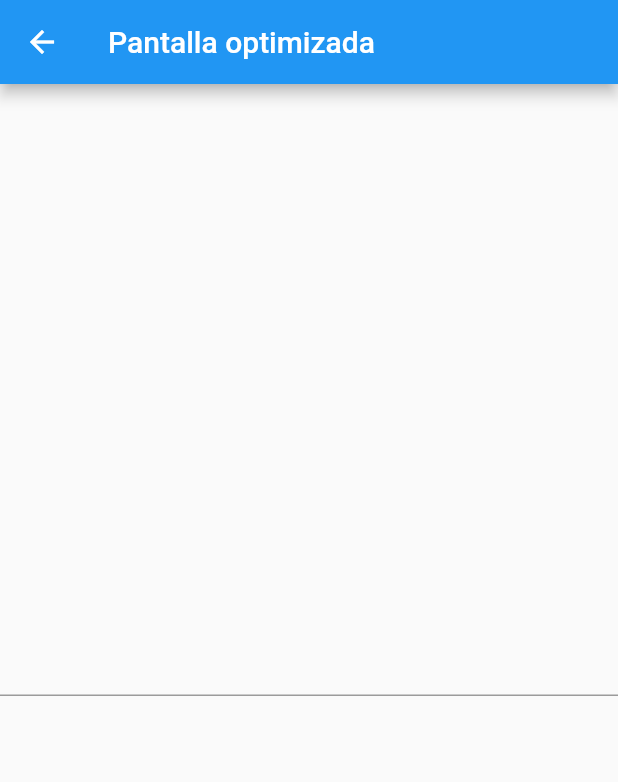
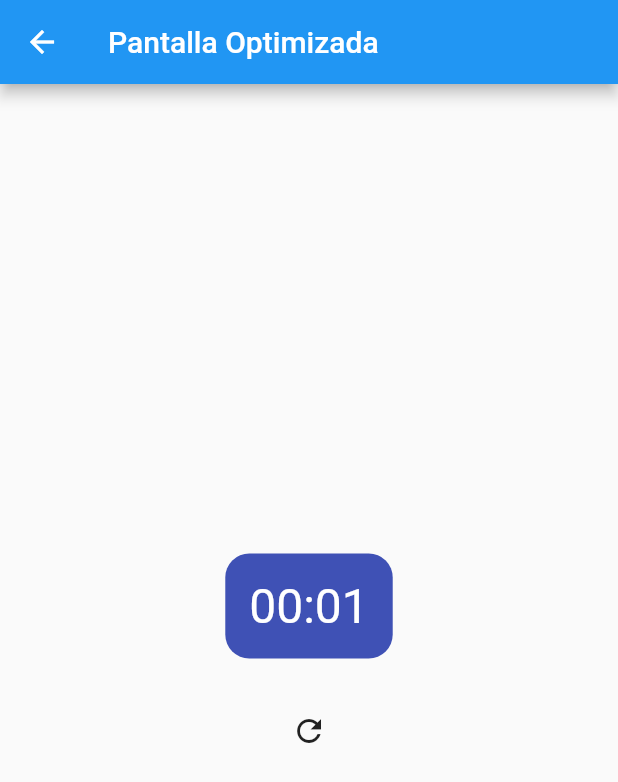
Before and after one commit to Luis-MX/curso-flutter-2020, a Flutter app: the PantallaCronometro screen opened directly, after a tap on "Patalla optimizada", on a phone screen of 412 x 824 dp. Shown: the top 782 px of the screen. Run offline on Flutter 3.47's test engine with Material 2 defaults, Android fonts, the phone set to English and light mode, and no system bars.

Commit message:
Pantalla con widget stateful optimizado

```diff
--- a/lib/cronometro.dart
+++ b/lib/cronometro.dart
@@ -60,17 +60,92 @@ class _PantallaCronometroState extends State<PantallaCronometro> {
         child: Text('Patalla optimizada', style: TextStyle(color: Colors.white, fontSize: 24),),
         onPressed: () {
           Navigator.of(context).push(MaterialPageRoute(
-            builder: (_) => Scaffold(
-              appBar: AppBar(
-                title: Text('Pantalla optimizada'),
-              ),
-              body: Center(
-                child: TextField(),
-              ),
-            )
+            builder: (_) => PantallaOptimizada()
           ));
         },
       ),
     );
   }
 }
+
+class PantallaOptimizada extends StatelessWidget {
+  @override
+  Widget build(BuildContext context) {
+    print('construyendo pantalla');
+    return Scaffold(
+      appBar: AppBar(
+        title: Text('Pantalla Optimizada'),
+      ),
+      body: Center(
+        child: Column(
+          mainAxisAlignment: MainAxisAlignment.center,
+          crossAxisAlignment: CrossAxisAlignment.center,
+          children: <Widget>[
+            CronometroWidget(),
+            SizedBox(height: 24,),
+            IconButton(
+              icon: Icon(Icons.refresh),
+              onPressed: () {
+                //
+              },
+            )
+          ],
+        ),
+      ),
+    );
+  }
+}
+
+class CronometroWidget extends StatefulWidget {
+  @override
+  _CronometroWidgetState createState() => _CronometroWidgetState();
+}
+
+class _CronometroWidgetState extends State<CronometroWidget> {
+
+  int segundos = 0;
+  StreamSubscription _cronometro;
+
+  @override
+  void initState() {
+    super.initState();
+    _cronometro = Stream.periodic(Duration(seconds: 1), actualizacion)
+      .listen(null);
+  }
+
+  @override
+  void dispose() {
+    _cronometro.cancel();
+    super.dispose();
+  }
+
+  void actualizacion(int index) {
+    setState(() {
+      segundos ++;
+    });
+  }
+  @override
+  Widget build(BuildContext context) {
+    int minutos = segundos ~/ 60;
+    int segundosPantalla = segundos % 60;
+    print('construyendo cronometro');
+    return GestureDetector(
+      onTap: () {
+        setState(() {
+          segundos = 0;
+        });
+      },
+      child: Container(
+        padding: const EdgeInsets.all(16.0),
+        decoration: BoxDecoration(
+          borderRadius: BorderRadius.all(Radius.circular(16)),
+          color: Colors.indigo,
+        ),
+        child: Text(
+          '${minutos.toString().padLeft(2, "0")}:${segundosPantalla.toString().padLeft(2, "0")}',
+          style: TextStyle(fontSize: 32, color: Colors.white),
+          ),
+      ),
+    );
+  }
+}
```
